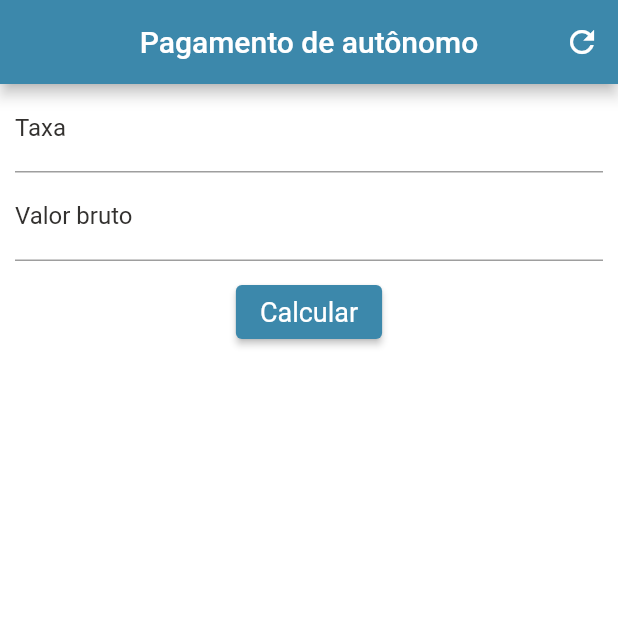
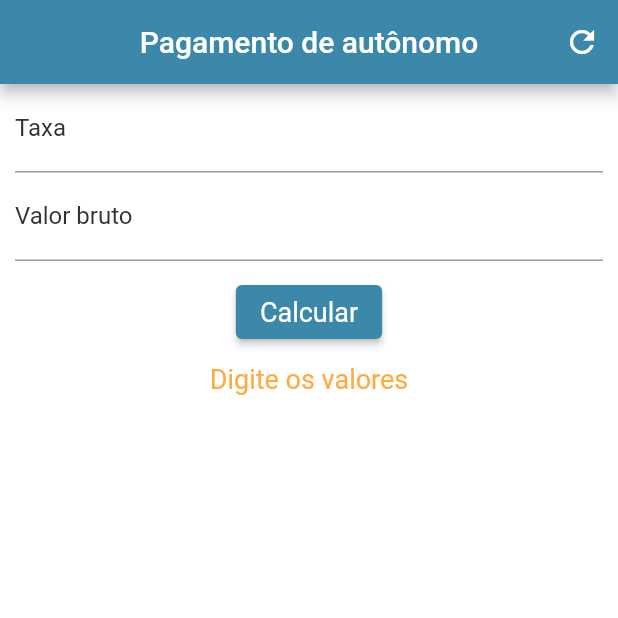
Before and after one commit to WillianFarias/flutter_calculadora_autonomo, a Flutter app: the screen it shows after launch, on a phone screen of 412 x 824 dp, the top half of it. Run offline on Flutter 3.47's test engine with Material 2 defaults, Android fonts, the phone set to English and light mode, and no system bars.

Commit message:
text responsavel por exibir as informacoes do calculo

```diff
--- a/lib/main.dart
+++ b/lib/main.dart
@@ -14,6 +14,8 @@ class Home extends StatefulWidget {
 }
 
 class _HomeState extends State<Home> {
+  String _informacao = "Digite os valores";
+
   @override
   Widget build(BuildContext context) {
     //Scaffold utilizado para criar tela, caso a quantidade de elementos
@@ -68,6 +70,11 @@ class _HomeState extends State<Home> {
                   ),
                 ),
               ),
+              Text(
+                _informacao,
+                textAlign: TextAlign.center,
+                style: TextStyle(color: Colors.orangeAccent, fontSize: 18.0),
+              )
             ],
           ),
         ),
```
